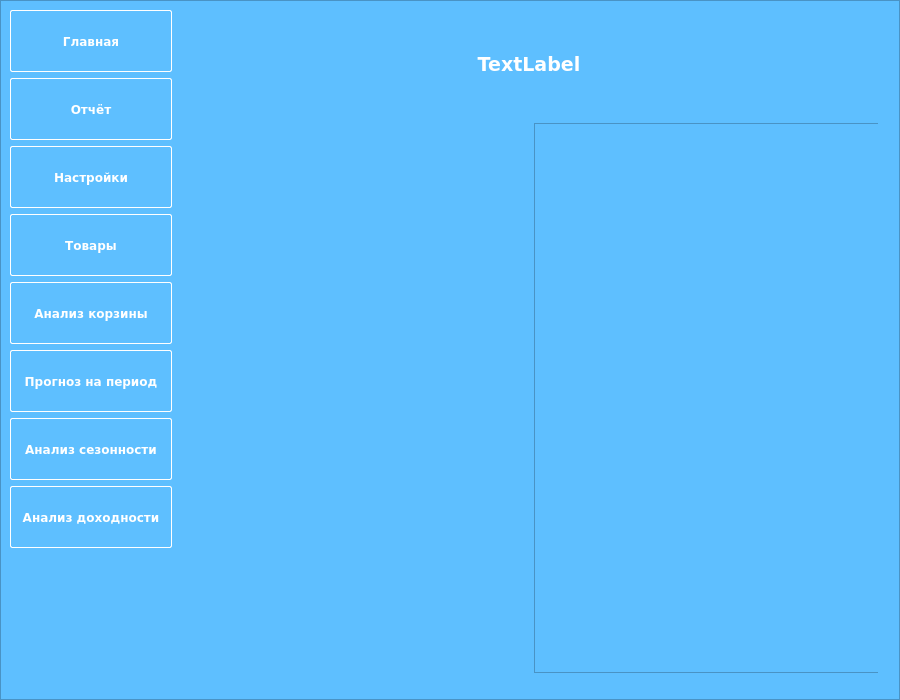
First picture: the form in design_dev.ui, repository miptivan/data_desktop, before the edit.
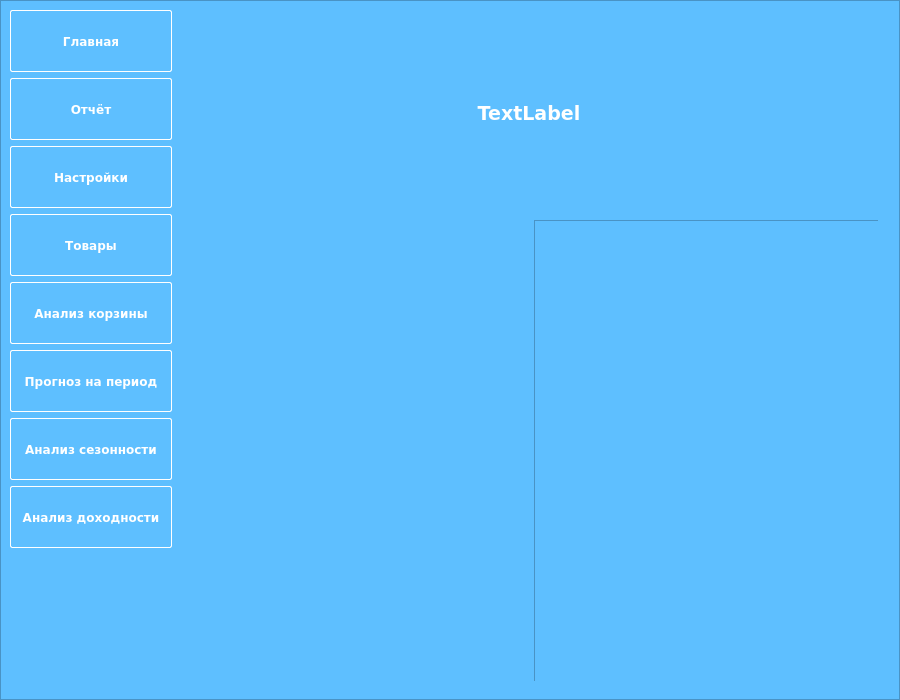
Second picture: the form after the edit. Custom widgets are drawn as their Qt base class.

Commit message: resize label

What changed in the file:
```diff
--- a/design_dev.ui
+++ b/design_dev.ui
@@ -1404,7 +1404,7 @@
             <x>0</x>
             <y>1</y>
             <width>702</width>
-            <height>661</height>
+            <height>761</height>
            </rect>
           </property>
           <layout class="QGridLayout" name="gridLayout_9">
@@ -1413,7 +1413,13 @@
              <property name="minimumSize">
               <size>
                <width>700</width>
-               <height>100</height>
+               <height>200</height>
+              </size>
+             </property>
+             <property name="maximumSize">
+              <size>
+               <width>16777215</width>
+               <height>200</height>
               </size>
              </property>
              <property name="font">
```
